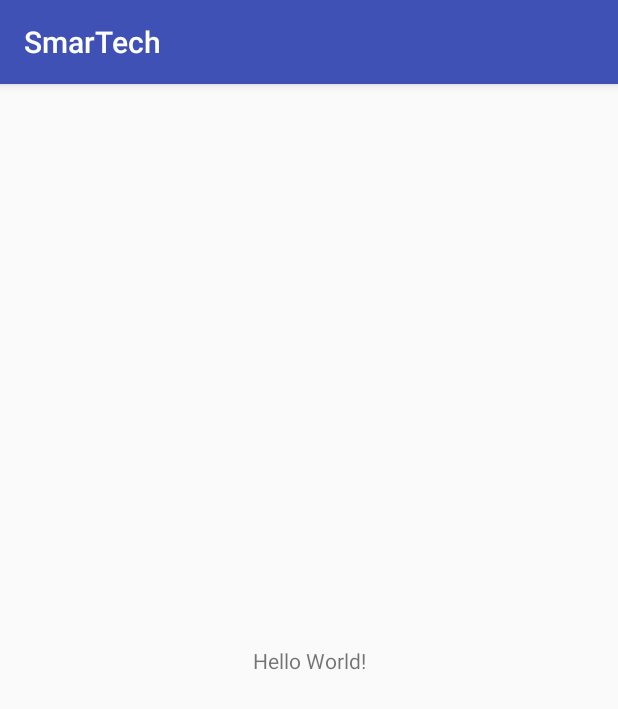
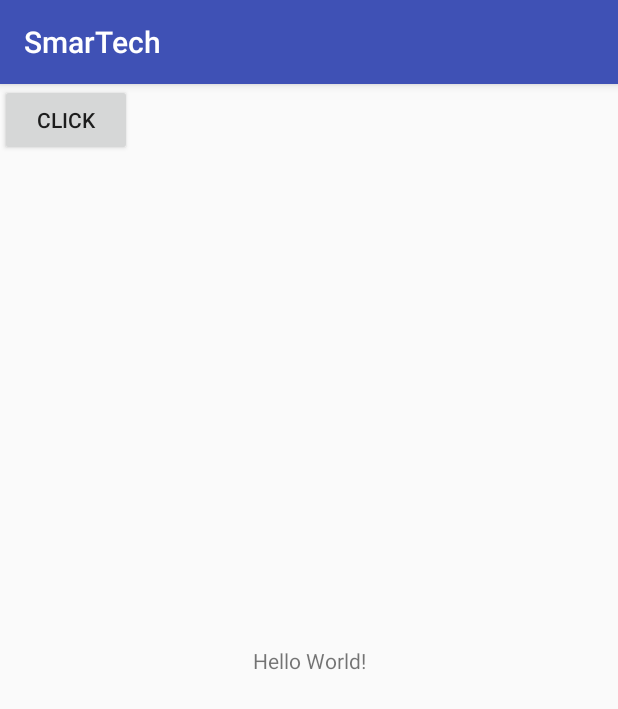
Before and after one commit to prasanthnv/smartech, an Android app: the screen it shows after launch (SplashScreen), on a phone screen of 412 x 824 dp. Shown: the top 709 px of the screen. Run offline under Robolectric (Android 15) with nearby library versions, the phone set to English and light mode, and no system bars.

Commit message:
initial commit

```diff
--- a/app/src/main/AndroidManifest.xml
+++ b/app/src/main/AndroidManifest.xml
@@ -16,6 +16,7 @@
                 <category android:name="android.intent.category.LAUNCHER" />
             </intent-filter>
         </activity>
+        <activity android:name=".HomeActivity"></activity>
     </application>
 
 </manifest>
--- a/app/src/main/java/com/smartech/smartech/smartech/SplashScreen.java
+++ b/app/src/main/java/com/smartech/smartech/smartech/SplashScreen.java
@@ -1,7 +1,11 @@
 package com.smartech.smartech.smartech;
 
+import android.content.Intent;
 import android.support.v7.app.AppCompatActivity;
 import android.os.Bundle;
+import android.view.View;
+import android.widget.Button;
+import android.widget.Toast;
 
 public class SplashScreen extends AppCompatActivity {
 
@@ -9,5 +13,16 @@ public class SplashScreen extends AppCompatActivity {
     protected void onCreate(Bundle savedInstanceState) {
         super.onCreate(savedInstanceState);
         setContentView(R.layout.activity_splash_screen);
+        Button btn = findViewById(R.id.btn_click);
+
+        btn.setOnClickListener(new View.OnClickListener() {
+            @Override
+            public void onClick(View v) {
+                Intent i = new Intent(getApplicationContext(),HomeActivity.class);
+                startActivity(i);
+
+            }
+        });
+
     }
 }
--- a/app/src/main/res/layout/activity_splash_screen.xml
+++ b/app/src/main/res/layout/activity_splash_screen.xml
@@ -15,4 +15,11 @@
         app:layout_constraintRight_toRightOf="parent"
         app:layout_constraintTop_toTopOf="parent" />
 
+    <Button
+        android:layout_width="wrap_content"
+        android:layout_height="wrap_content"
+        android:text="Click"
+        android:id="@+id/btn_click"
+        />
+
 </android.support.constraint.ConstraintLayout>
--- a/app/src/main/res/values/colors.xml
+++ b/app/src/main/res/values/colors.xml
@@ -1,6 +1,6 @@
 <?xml version="1.0" encoding="utf-8"?>
 <resources>
     <color name="colorPrimary">#3F51B5</color>
-    <color name="colorPrimaryDark">#303F9F</color>
+    <color name="colorPrimaryDark">#3F51B5</color>
     <color name="colorAccent">#FF4081</color>
 </resources>
```
Also changed, not shown: app/src/main/java/com/smartech/smartech/smartech/HomeActivity.java (added, +13 -0 lines), app/src/main/res/layout/activity_home.xml (added, +27 -0 lines).
